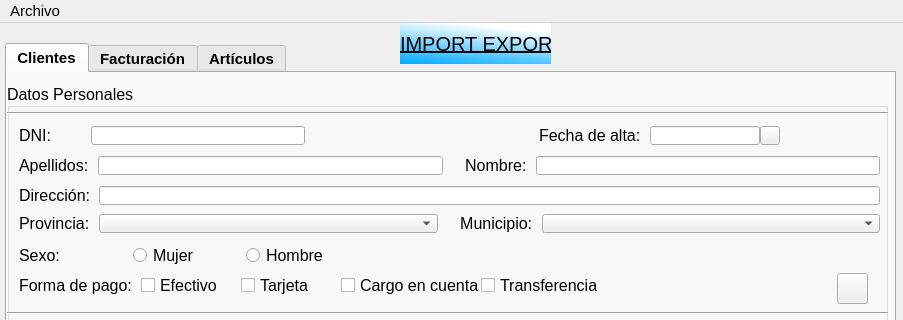
Qt form prueba.ui (solglez/gonzalezescolar) before a commit; both pictures show x 0 to 903 and y 0 to 320 of the 903 by 654 pixel window.
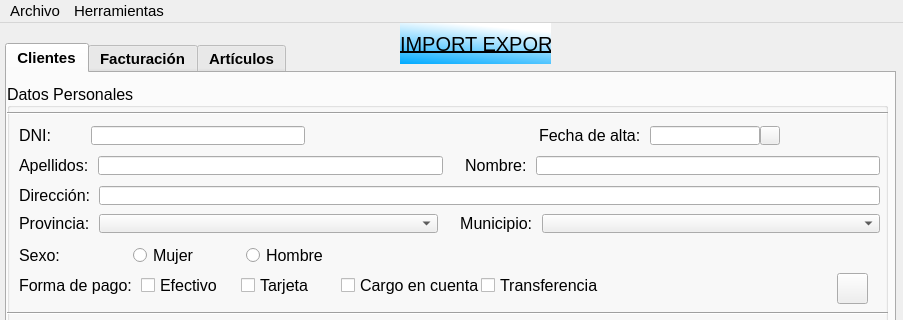
The same form after that commit. Icons and pictures are not drawn.

```diff
--- a/prueba.ui
+++ b/prueba.ui
@@ -1550,7 +1550,15 @@
     <addaction name="separator"/>
     <addaction name="actionSalir"/>
    </widget>
+   <widget class="QMenu" name="menuHerramientas">
+    <property name="title">
+     <string>Herramientas</string>
+    </property>
+    <addaction name="actionCrear_Backup"/>
+    <addaction name="actionRestaurar_Backup"/>
+   </widget>
    <addaction name="menuArchivo"/>
+   <addaction name="menuHerramientas"/>
   </widget>
   <action name="actionAbrir">
    <property name="text">
```
Left out of the diff: 10 changed lines with no effect on the pictures.
